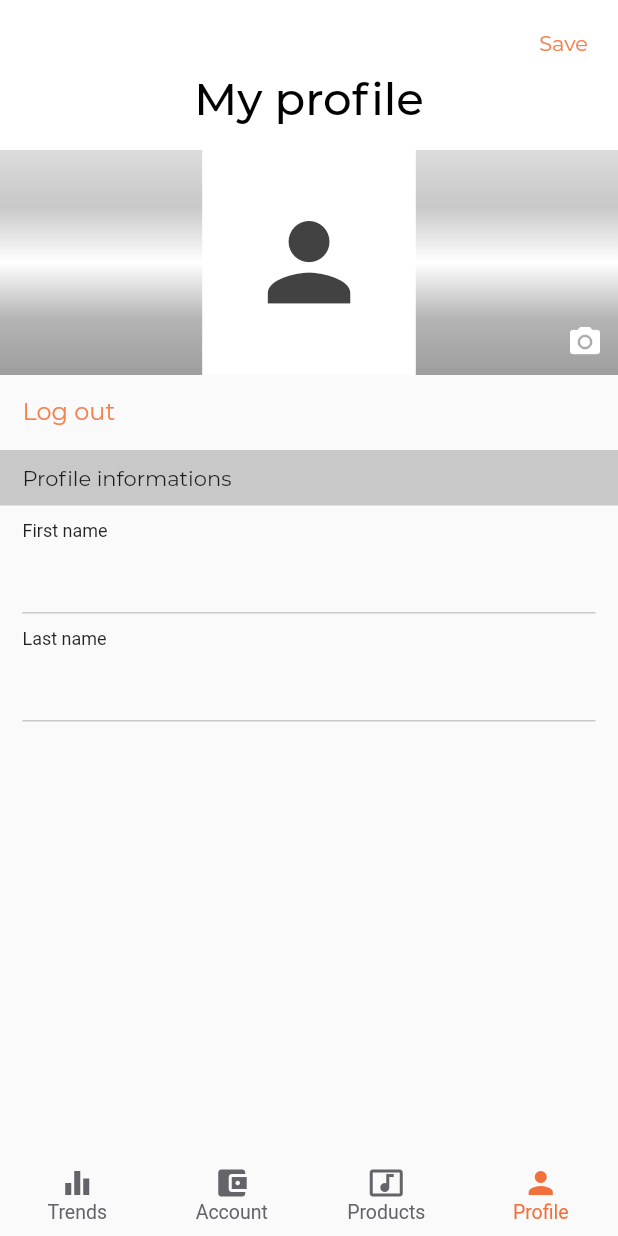
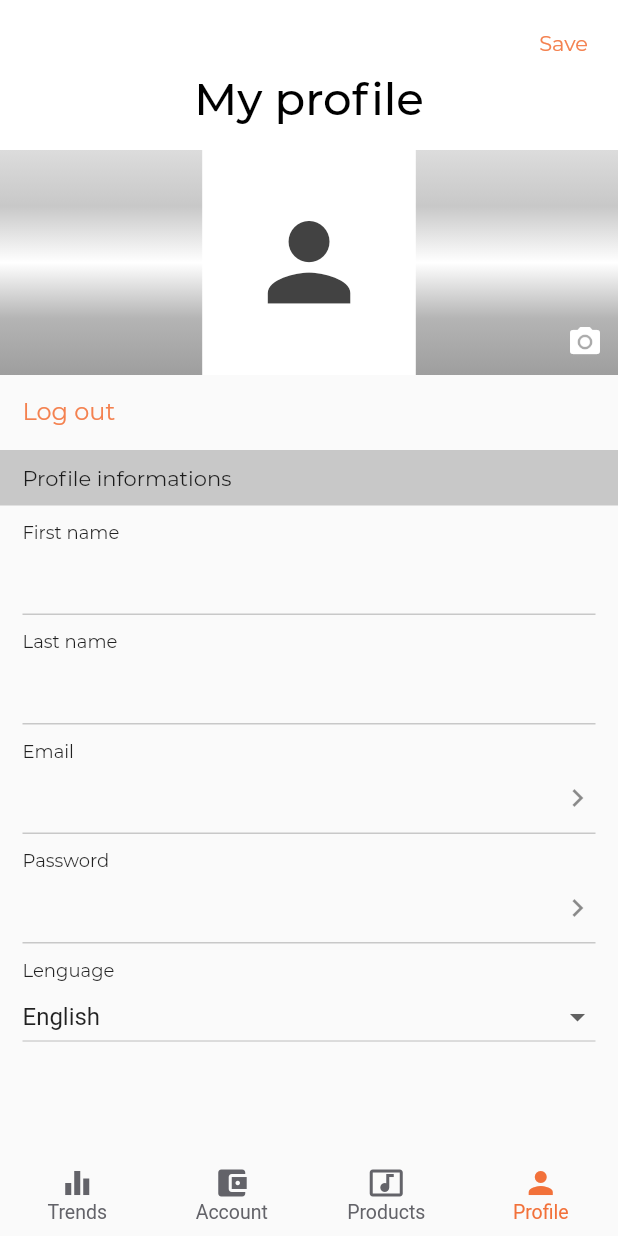
Before and after one commit to sipanpetrosyan/starter_project, a Flutter app: the MyTrends screen opened by its route, item 4 of the bottom bar chosen, on a phone screen of 412 x 824 dp. Run offline on Flutter 3.47's test engine with Material 2 defaults, Android fonts, the phone set to English and light mode, and no system bars; our stand-ins replace image_picker; missing offline and left inert: flutter_sparkline, load; project files that could hold a hidden picture were left out.

Commit message:
add change_email file, and  change profile

```diff
--- a/lib/main.dart
+++ b/lib/main.dart
@@ -1,4 +1,5 @@
 import 'package:flutter/material.dart';
+import 'package:igroove_ui/ui/pages/change_email.dart';
 import 'package:igroove_ui/ui/pages/forgot_pass.dart';
 import 'package:igroove_ui/ui/pages/home.dart';
 import 'package:igroove_ui/ui/pages/my_trends.dart';
@@ -37,6 +38,7 @@ class MyApp extends StatelessWidget {
       routes: {
         'forgotPass': (context) => ForgotPassPage(),
         'trends': (context) => MyTrends(),
+        'changeEmail': (context) => ChangeEmailPage()
       },
     );
   }
--- a/lib/ui/pages/profile.dart
+++ b/lib/ui/pages/profile.dart
@@ -12,6 +12,7 @@ class ProfilePage extends StatefulWidget {
 class _ProfilePageState extends State<ProfilePage> {
   ConstVariables constVariables = ConstVariables();
   File _image;
+  int _value = 1;
   @override
   Widget build(BuildContext context) {
     return GestureDetector(
@@ -149,18 +150,25 @@ class _ProfilePageState extends State<ProfilePage> {
                     ),
                   ),
                 ),
+                Container(
+                  padding: EdgeInsets.symmetric(horizontal: 15),
+                  child: Column(
+                    mainAxisAlignment: MainAxisAlignment.start,
+                    crossAxisAlignment: CrossAxisAlignment.start,
+                    children: [
                       Padding(
-                  padding: const EdgeInsets.only(left: 15, top: 10),
+                        padding: const EdgeInsets.only(top: 10),
                         child: Text(
                           'First name',
-                    style: TextStyle(fontSize: 12),
+                          style: TextStyle(
+                            fontSize: 12,
+                            fontFamily: "Montserrat",
                           ),
                         ),
-                Padding(
-                  padding: const EdgeInsets.only(left: 15, right: 15),
-                  child: Theme(
+                      ),
+                      Theme(
                         data: ThemeData(
-                      primaryColor: Colors.blue,
+                          primaryColor: Colors.purple[500],
                         ),
                         child: TextFormField(
                           style: TextStyle(
@@ -176,19 +184,19 @@ class _ProfilePageState extends State<ProfilePage> {
                           ),
                         ),
                       ),
-                ),
                       Padding(
-                  padding: const EdgeInsets.only(left: 15, top: 10),
+                        padding: const EdgeInsets.only(top: 10),
                         child: Text(
                           'Last name',
-                    style: TextStyle(fontSize: 12),
+                          style: TextStyle(
+                            fontSize: 12,
+                            fontFamily: "Montserrat",
                           ),
                         ),
-                Padding(
-                  padding: const EdgeInsets.only(left: 15, right: 15),
-                  child: Theme(
+                      ),
+                      Theme(
                         data: ThemeData(
-                      primaryColor: Colors.blue,
+                          primaryColor: Colors.purple[500],
                         ),
                         child: TextFormField(
                           style: TextStyle(
@@ -203,6 +211,106 @@ class _ProfilePageState extends State<ProfilePage> {
                             ),
                           ),
                         ),
+                      ),
+                      Padding(
+                        padding: const EdgeInsets.only(top: 10),
+                        child: Text(
+                          'Email',
+                          style: TextStyle(
+                            fontSize: 12,
+                            fontFamily: "Montserrat",
+                          ),
+                        ),
+                      ),
+                      Theme(
+                        data: ThemeData(
+                          primaryColor: Color.fromARGB(255, 200, 200, 200),
+                        ),
+                        child: TextFormField(
+                          onTap: () {
+                            print('Email');
+                            Navigator.of(context).pushNamed('changeEmail');
+                          },
+                          style: TextStyle(
+                            color: Colors.black,
+                            fontSize: 16,
+                            fontFamily: "Montserrat",
+                          ),
+                          decoration: InputDecoration(
+                            enabledBorder: UnderlineInputBorder(
+                              borderSide: BorderSide(
+                                  color: Color.fromARGB(255, 200, 200, 200)),
+                            ),
+                            suffixIcon: Row(
+                              mainAxisAlignment: MainAxisAlignment.end,
+                              children: [
+                                Icon(Icons.chevron_right),
+                              ],
+                            ),
+                          ),
+                        ),
+                      ),
+                      Padding(
+                        padding: const EdgeInsets.only(top: 10),
+                        child: Text(
+                          'Password',
+                          style: TextStyle(
+                            fontSize: 12,
+                            fontFamily: "Montserrat",
+                          ),
+                        ),
+                      ),
+                      Theme(
+                        data: ThemeData(
+                          primaryColor: Color.fromARGB(255, 200, 200, 200),
+                        ),
+                        child: TextFormField(
+                          onTap: () {
+                            print('Password');
+                          },
+                          style: TextStyle(
+                            color: Colors.black,
+                            fontSize: 16,
+                            fontFamily: "Montserrat",
+                          ),
+                          decoration: InputDecoration(
+                            enabledBorder: UnderlineInputBorder(
+                              borderSide: BorderSide(
+                                  color: Color.fromARGB(255, 200, 200, 200)),
+                            ),
+                            suffixIcon: Row(
+                              mainAxisAlignment: MainAxisAlignment.end,
+                              children: [
+                                Icon(Icons.chevron_right),
+                              ],
+                            ),
+                          ),
+                        ),
+                      ),
+                      Padding(
+                        padding: const EdgeInsets.only(top: 10),
+                        child: Text(
+                          'Lenguage',
+                          style: TextStyle(
+                            fontSize: 12,
+                            fontFamily: "Montserrat",
+                          ),
+                        ),
+                      ),
+                      DropdownButton(
+                          isExpanded: true,
+                          value: _value,
+                          items: [
+                            DropdownMenuItem(child: Text("English"), value: 1),
+                            DropdownMenuItem(child: Text("Russian"), value: 2),
+                            DropdownMenuItem(child: Text("Armenian"), value: 3)
+                          ],
+                          onChanged: (value) {
+                            setState(() {
+                              _value = value;
+                            });
+                          }),
+                    ],
                   ),
                 ),
               ],
```
Also changed, not shown: lib/ui/pages/change_email.dart (added, +168 -0 lines), 3 other files. Lines whose indentation alone changed are shown as unchanged.
